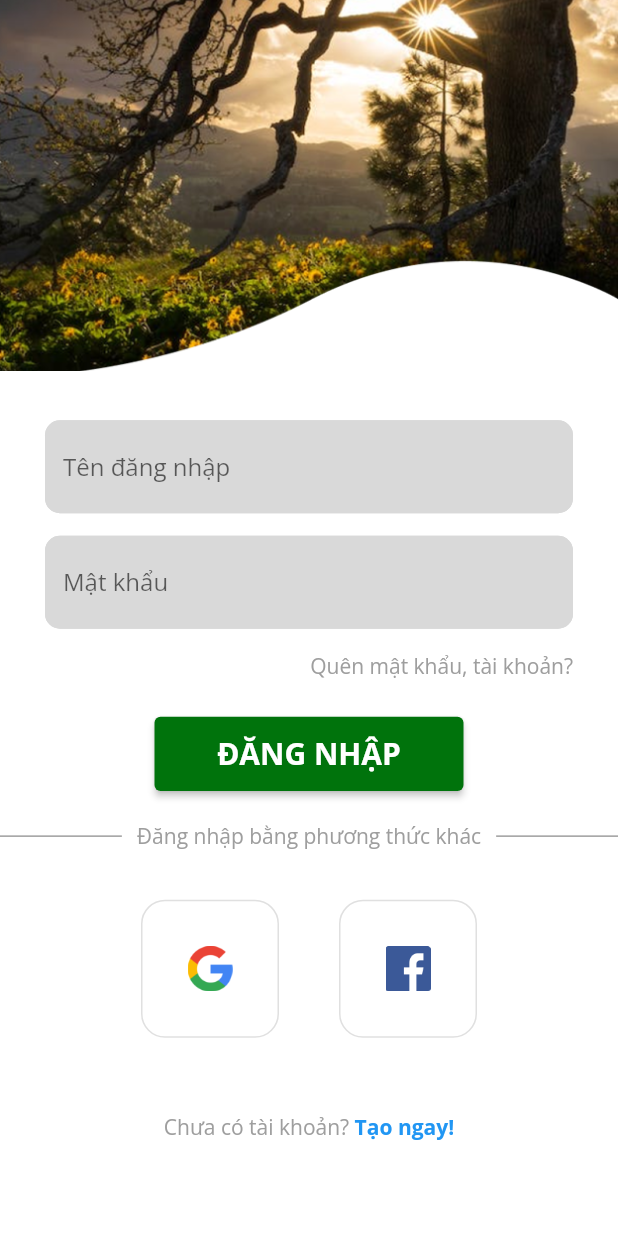
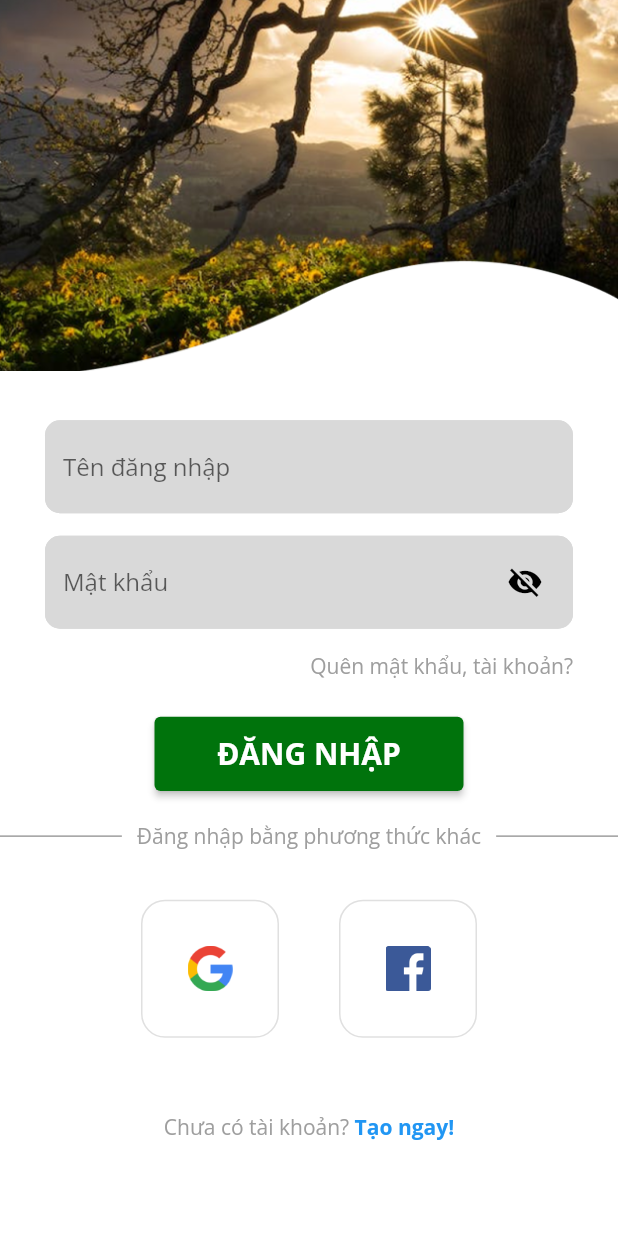
Before and after one commit to Dong0711/Smart-farm, a Flutter app: the screen it shows after launch, on a phone screen of 412 x 824 dp. Run offline on Flutter 3.47's test engine with Material 2 defaults, Android fonts, the light colour scheme and no system bars.

Commit message:
update home page

```diff
--- a/farm/lib/components/My_text_field.dart
+++ b/farm/lib/components/My_text_field.dart
@@ -16,9 +16,7 @@ class MyTextField extends StatelessWidget {
 
   @override
   Widget build(BuildContext context) {
-    return Padding(
-      padding: EdgeInsets.symmetric(horizontal: 30),
-      child: TextField(
+    return TextField(
       controller: controller,
       obscureText: obscureText,
       decoration: InputDecoration(
@@ -36,7 +34,6 @@ class MyTextField extends StatelessWidget {
         filled: true,
         hintText: hintText,
       ),
-      ),
     );
   }
 }
--- a/farm/lib/page/LoginPage.dart
+++ b/farm/lib/page/LoginPage.dart
@@ -5,12 +5,21 @@ import 'package:farm/components/My_text_field.dart';
 import 'package:farm/components/Square_title.dart';
 import 'package:farm/config/theme/AppColor.dart';
 
-class LoginPage extends StatelessWidget {
+class LoginPage extends StatefulWidget {
   LoginPage({super.key});
 
+  @override
+  State<LoginPage> createState() => _LoginPageState();
+}
+
+class _LoginPageState extends State<LoginPage> {
   // text editing controllers
   final usernameController = TextEditingController();
+
   final passwordController = TextEditingController();
+
+  bool _showPass = true;
+
   @override
   Widget build(BuildContext context) {
     double screenHeight = MediaQuery.of(context).size.height;
@@ -33,18 +42,41 @@ class LoginPage extends StatelessWidget {
             SizedBox(
               height: screenHeight * 0.04,
             ),
-            MyTextField(
+            Padding(
+              padding: EdgeInsets.symmetric(horizontal: 30),
+              child: MyTextField(
                   controller: usernameController,
                   hintText: 'Tên đăng nhập',
                   obscureText: false),
+            ),
             SizedBox(
               height: 15,
             ),
 
+            Padding(
+              padding: EdgeInsets.symmetric(horizontal: 30),
+              child:
+                  Stack(alignment: AlignmentDirectional.centerEnd, children: [
                 MyTextField(
                     controller: passwordController,
                     hintText: 'Mật khẩu',
-                obscureText: true),
+                    obscureText: _showPass),
+                TextButton(
+                    style: TextButton.styleFrom(
+                      onSurface: Colors.transparent,
+                    ),
+                    onPressed: () {
+                      setState(() {
+                        _showPass = !_showPass;
+                      });
+                    },
+                    child: Icon(
+                      _showPass ? Icons.visibility_off : Icons.visibility,
+                      color: Colors.black,
+                    ))
+              ]),
+            ),
+
             SizedBox(
               height: 15,
             ),
```
Lines whose indentation alone changed are shown as unchanged.
